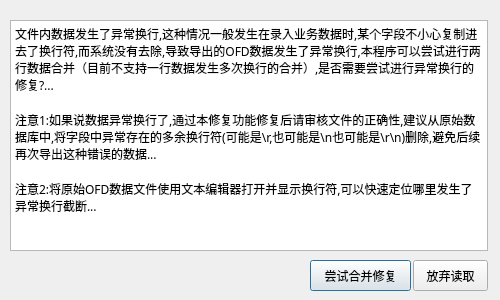
Before: the Qt Designer form src/dialogmergetip.ui in cnldw/FinanceFileReader, drawn with Qt 5.
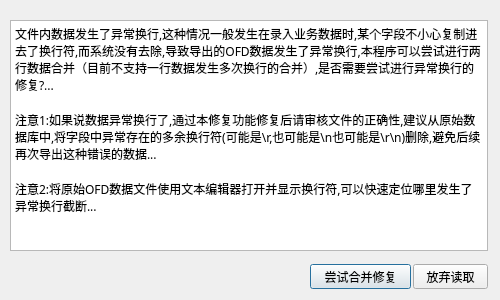
After: the same form once the commit is applied.

Diff of the .ui file:
```diff
--- a/src/dialogmergetip.ui
+++ b/src/dialogmergetip.ui
@@ -10,6 +10,18 @@
     <height>300</height>
    </rect>
   </property>
+  <property name="minimumSize">
+   <size>
+    <width>500</width>
+    <height>300</height>
+   </size>
+  </property>
+  <property name="maximumSize">
+   <size>
+    <width>500</width>
+    <height>300</height>
+   </size>
+  </property>
   <property name="windowTitle">
    <string>Dialog</string>
   </property>
@@ -17,9 +29,9 @@
    <property name="geometry">
     <rect>
      <x>310</x>
-     <y>260</y>
+     <y>264</y>
      <width>101</width>
-     <height>31</height>
+     <height>25</height>
     </rect>
    </property>
    <property name="focusPolicy">
@@ -33,9 +45,9 @@
    <property name="geometry">
     <rect>
      <x>413</x>
-     <y>260</y>
+     <y>264</y>
      <width>75</width>
-     <height>31</height>
+     <height>25</height>
     </rect>
    </property>
    <property name="focusPolicy">
```
Left out of the diff: 6 changed lines with no effect on the pictures.
